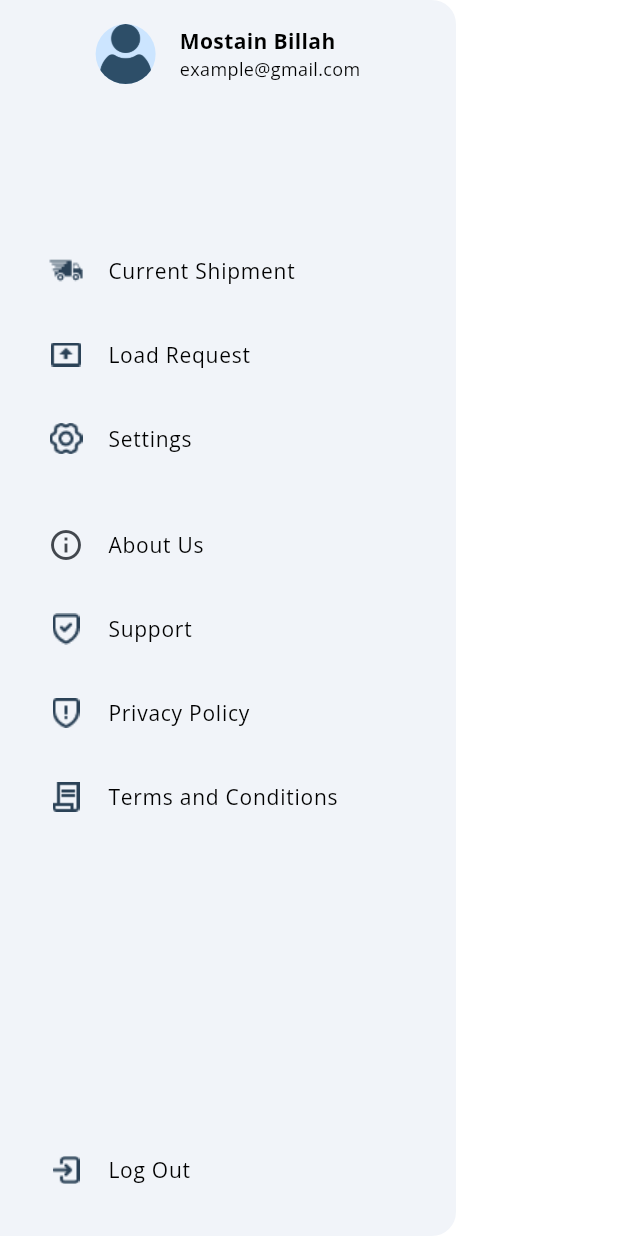
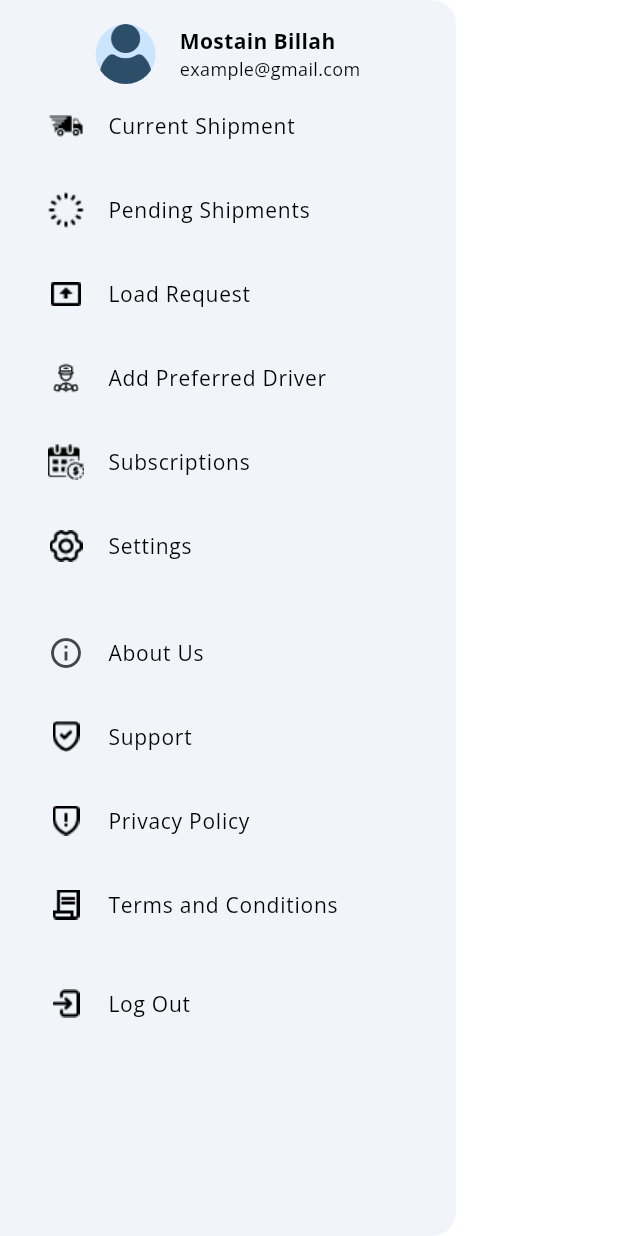
Before and after one commit to Shakil-Shak/ootms, a Flutter app: what userCustomDrawer() shows on an empty page, opened directly, on a phone screen of 412 x 824 dp. Run offline on Flutter 3.47's test engine with Material 3 defaults, Android fonts, the phone set to English and light mode, and no system bars; our stand-ins replace carousel_slider, dotted_border, flutter_map, flutter_spinkit, font_awesome_flutter, google_fonts and 1 more; network calls fail.

Commit message:
11/19/2024

```diff
--- a/lib/app.dart
+++ b/lib/app.dart
@@ -13,7 +13,7 @@ class MyApp extends StatelessWidget {
           appBarTheme: const AppBarTheme(
             backgroundColor: Colors.white,
             surfaceTintColor: Colors.white,
-            actionsIconTheme: IconThemeData(color: Color.fromARGB(255, 45, 78, 104)),
+            actionsIconTheme: IconThemeData(color: Color(0xFF2D4E68)),
           ),
           scaffoldBackgroundColor: Colors.white,
           colorScheme: ColorScheme.fromSeed(seedColor: const Color(0xFF2D4E68)),
--- a/lib/presentation/screens/role/common/widgets.dart
+++ b/lib/presentation/screens/role/common/widgets.dart
@@ -1,6 +1,7 @@
 // ignore_for_file: must_be_immutable
 
 import 'package:flutter/material.dart';
+import 'package:ootms/core/constants/color/app_color.dart';
 import 'package:ootms/presentation/components/common_text.dart';
 
 class DrawerMenuItem extends StatelessWidget {
@@ -26,6 +27,7 @@ class DrawerMenuItem extends StatelessWidget {
               iconPath!,
               width: 24, // Adjust size according to your design
               height: 24,
+              color: AppColor.black,
             )
           : icon!,
       title: commonText(text, size: 14),
--- a/lib/presentation/screens/role/driver/home/driver_drawer.dart
+++ b/lib/presentation/screens/role/driver/home/driver_drawer.dart
@@ -109,7 +109,7 @@ Widget driverCustomDrawer(BuildContext context) {
               text: 'Support',
               onTap: () {
                 Navigator.pop(context);
-                animetedNavigationPush(const DriverSupportPage(), context);
+                animetedNavigationPush(DriverSupportPage(), context);
               },
             ),
             DrawerMenuItem(
--- a/lib/presentation/screens/role/driver/home/driver_home_page.dart
+++ b/lib/presentation/screens/role/driver/home/driver_home_page.dart
@@ -4,7 +4,6 @@ import 'package:ootms/core/constants/color/app_color.dart';
 import 'package:ootms/presentation/components/common_button.dart';
 import 'package:ootms/presentation/components/common_text.dart';
 import 'package:ootms/presentation/navigation/animeted_navigation.dart';
-import 'package:ootms/presentation/screens/role/driver/chat/driver_chat_list.dart';
 import 'package:ootms/presentation/screens/role/driver/find_load/driver_find_load.dart';
 import 'package:ootms/presentation/screens/role/driver/home/driver_drawer.dart';
 import 'package:ootms/presentation/screens/role/driver/home/driver_set_location.dart';
@@ -250,8 +249,7 @@ class _DriverHomePageState extends State<DriverHomePage> {
                     label: 'Support',
                     description: 'Take direct support from here.',
                     onTap: () {
-                      animetedNavigationPush(
-                          const DriverSupportPage(), context);
+                      animetedNavigationPush(DriverSupportPage(), context);
                     },
                   ),
                 ],
--- a/lib/presentation/screens/role/driver/profile/driver_profile.dart
+++ b/lib/presentation/screens/role/driver/profile/driver_profile.dart
@@ -130,8 +130,7 @@ class _DriverProfileState extends State<DriverProfile> {
                     iconPath: "assets/icons/shild.png",
                     text: "Support",
                     onTap: () {
-                      animetedNavigationPush(
-                          const DriverSupportPage(), context);
+                      animetedNavigationPush(DriverSupportPage(), context);
                     },
                   ),
                 ],
--- a/lib/presentation/screens/role/driver/subsciption.dart
+++ b/lib/presentation/screens/role/driver/subsciption.dart
@@ -139,7 +139,6 @@ class _SubscriptionPageState extends State<SubscriptionPage>
               );
             },
             options: CarouselOptions(
-              height: 450, // Adjust this according to your needs
               enlargeCenterPage: true,
               autoPlay: true, // Automatic sliding
               autoPlayInterval: const Duration(seconds: 5),
@@ -164,6 +163,7 @@ class _SubscriptionPageState extends State<SubscriptionPage>
         );
       },
       options: CarouselOptions(
+        aspectRatio: 9 / 16,
         enlargeCenterPage: true,
         autoPlay: true, // Automatic sliding
         autoPlayInterval: const Duration(seconds: 5),
@@ -245,6 +245,7 @@ class _SubscriptionPageState extends State<SubscriptionPage>
               color: AppColor.white,
             ),
           ),
+          const SizedBox(height: 20),
         ],
       ),
     );
--- a/lib/presentation/screens/role/user/create_load/user_create_load.dart
+++ b/lib/presentation/screens/role/user/create_load/user_create_load.dart
@@ -4,7 +4,6 @@ import 'package:ootms/presentation/components/common_button.dart';
 import 'package:ootms/presentation/components/common_text.dart';
 import 'package:ootms/presentation/components/common_textfield.dart';
 import 'package:ootms/presentation/navigation/animeted_navigation.dart';
-import 'package:ootms/presentation/screens/role/user/create_load/user_map.dart';
 import 'package:ootms/presentation/screens/role/user/load%20from%20excle/assign_preferred_driver.dart';
 
 class UserCreateLoadPage extends StatefulWidget {
--- a/lib/presentation/screens/role/user/home/user_drawer.dart
+++ b/lib/presentation/screens/role/user/home/user_drawer.dart
@@ -5,6 +5,9 @@ import 'package:ootms/core/constants/assets/images_string.dart';
 import 'package:ootms/presentation/components/common_text.dart';
 import 'package:ootms/presentation/navigation/animeted_navigation.dart';
 import 'package:ootms/presentation/screens/role/common/widgets.dart';
+import 'package:ootms/presentation/screens/role/driver/subsciption.dart';
+import 'package:ootms/presentation/screens/role/user/load%20from%20excle/assign_preferred_driver%20copy.dart';
+import 'package:ootms/presentation/screens/role/user/load%20from%20excle/load_data.dart';
 import 'package:ootms/presentation/screens/role/user/shipping/user_current_shipments.dart';
 import 'package:ootms/presentation/screens/role/user/shipping/user_load_request.dart';
 import 'package:ootms/presentation/screens/role/user/home/user_support.dart';
@@ -16,6 +19,7 @@ Widget userCustomDrawer(BuildContext context) {
   return Drawer(
     child: Padding(
       padding: const EdgeInsets.all(16.0),
+      child: SingleChildScrollView(
         child: Column(
           crossAxisAlignment: CrossAxisAlignment.start,
           children: [
@@ -39,21 +43,21 @@ Widget userCustomDrawer(BuildContext context) {
                 ),
               ],
             ),
-          const Spacer(),
-          // Menu items
-          // DrawerMenuItem(
-          //   iconPath: 'assets/icons/user home page/truck-svgrepo-com 1.png',
-          //   text: 'Track Your Shipment',
-          //   onTap: () {
-          //     // Handle the action
-          //   },
-          // ),
+
             DrawerMenuItem(
               iconPath: 'assets/icons/shipment.png',
               text: 'Current Shipment',
               onTap: () {
                 Navigator.pop(context);
                 animetedNavigationPush(UserCurrentShipmentsPage(), context);
+              },
+            ),
+            DrawerMenuItem(
+              iconPath: 'assets/icons/loading.png',
+              text: 'Pending Shipments',
+              onTap: () {
+                Navigator.pop(context);
+                animetedNavigationPush(LoadDataScreen(), context);
               },
             ),
             DrawerMenuItem(
@@ -64,7 +68,22 @@ Widget userCustomDrawer(BuildContext context) {
                 animetedNavigationPush(UserLoadRequestPage(), context);
               },
             ),
-
+            DrawerMenuItem(
+              iconPath: 'assets/icons/driverIcon.png',
+              text: 'Add Preferred Driver',
+              onTap: () {
+                Navigator.pop(context);
+                animetedNavigationPush(AddPreferredDriverPage2(), context);
+              },
+            ),
+            DrawerMenuItem(
+              iconPath: 'assets/icons/subscription.png',
+              text: 'Subscriptions',
+              onTap: () {
+                Navigator.pop(context);
+                animetedNavigationPush(SubscriptionPage(), context);
+              },
+            ),
             DrawerMenuItem(
               iconPath: 'assets/icons/settings.png',
               text: 'Settings',
@@ -103,11 +122,12 @@ Widget userCustomDrawer(BuildContext context) {
               text: 'Terms and Conditions',
               onTap: () {
                 Navigator.pop(context);
-              animetedNavigationPush(const UserTermsconditionsPage(), context);
+                animetedNavigationPush(
+                    const UserTermsconditionsPage(), context);
               },
             ),
-          const Spacer(
-            flex: 2,
+            const SizedBox(
+              height: 10,
             ),
             DrawerMenuItem(
               iconPath: 'assets/icons/logout.png',
@@ -117,5 +137,6 @@ Widget userCustomDrawer(BuildContext context) {
           ],
         ),
       ),
+    ),
   );
 }
--- a/lib/presentation/screens/role/user/load from excle/assign_loads.dart
+++ b/lib/presentation/screens/role/user/load from excle/assign_loads.dart
@@ -2,9 +2,6 @@ import 'package:flutter/material.dart';
 import 'package:ootms/core/constants/color/app_color.dart';
 import 'package:ootms/presentation/components/common_button.dart';
 import 'package:ootms/presentation/components/common_text.dart';
-import 'package:ootms/presentation/navigation/animeted_navigation.dart';
-import 'package:ootms/presentation/screens/role/user/load%20from%20excle/assign_preferred_driver.dart';
-import 'package:ootms/presentation/screens/role/user/load%20from%20excle/assign_final.dart';
 
 class AssignLoadsScreen extends StatefulWidget {
   @override
--- a/lib/presentation/screens/role/user/load from excle/load_data.dart
+++ b/lib/presentation/screens/role/user/load from excle/load_data.dart
@@ -3,7 +3,6 @@ import 'package:ootms/core/constants/color/app_color.dart';
 import 'package:ootms/presentation/components/common_button.dart';
 import 'package:ootms/presentation/components/common_text.dart';
 import 'package:ootms/presentation/navigation/animeted_navigation.dart';
-import 'package:ootms/presentation/screens/role/user/load%20from%20excle/assign_loads.dart';
 import 'package:ootms/presentation/screens/role/user/load%20from%20excle/assign_preferred_driver.dart';
 import 'package:ootms/presentation/screens/role/user/load%20from%20excle/load_details.dart';
 
--- a/lib/presentation/screens/role/user/user_bottom_navigation.dart
+++ b/lib/presentation/screens/role/user/user_bottom_navigation.dart
@@ -2,7 +2,6 @@ import 'package:flutter/material.dart';
 import 'package:font_awesome_flutter/font_awesome_flutter.dart';
 import 'package:ootms/core/constants/assets/icons_string.dart';
 import 'package:ootms/core/constants/color/app_color.dart';
-import 'package:ootms/presentation/screens/role/user/create_load/user_create_load.dart';
 import 'package:ootms/presentation/screens/role/user/home/user_home_page.dart';
 import 'package:ootms/presentation/screens/role/user/profile/user_profile.dart';
 import 'package:ootms/presentation/screens/role/user/user_create_load_option.dart';
```
Also changed, not shown: lib/presentation/screens/role/driver/home/driver_support.dart (+33 -5 lines), lib/presentation/screens/role/driver/home/equipment.dart (added, +61 -0 lines), assets/icons/loading.png (added). Lines whose indentation alone changed are shown as unchanged.
